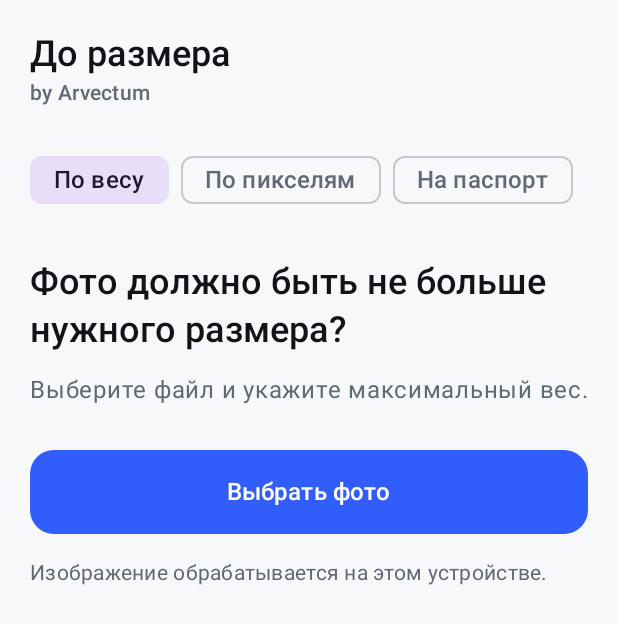
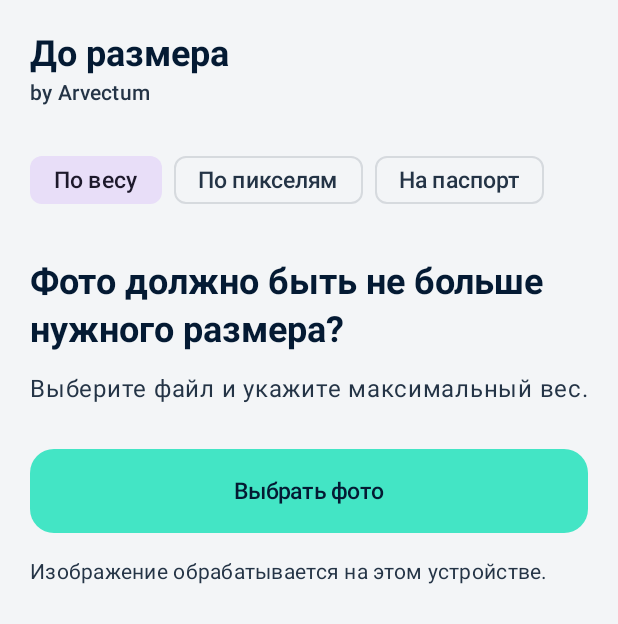
Before and after one commit to arvectum2/arvectum-tools, an Android app built with Jetpack Compose: the screen it shows after launch (MainActivity), on a phone screen of 412 x 824 dp. Shown: the top 624 px of the screen. Run offline under Robolectric (Android 15) with nearby library versions, the light colour scheme and no system bars.

Commit message:
ui: align color system with Arvectum brand guide v2

```diff
--- a/app/src/main/java/ru/arvectum/tools/tosize/ui/AppTheme.kt
+++ b/app/src/main/java/ru/arvectum/tools/tosize/ui/AppTheme.kt
@@ -10,56 +10,83 @@ import androidx.compose.ui.graphics.Color
 import androidx.compose.ui.text.font.FontWeight
 import androidx.compose.ui.unit.sp
 
+val ArvectumMint = Color(0xFF43E5C5)
+val ArvectumMintLight = Color(0xFF7AF1DD)
+val ArvectumDeepNavy = Color(0xFF041A33)
+val ArvectumGraphite = Color(0xFF243446)
+val ArvectumSoftGray = Color(0xFFF3F5F7)
+val ArvectumWhite = Color(0xFFFFFFFF)
+
 private val LightColors = lightColorScheme(
-    primary = Color(0xFF315EFB),
-    onPrimary = Color.White,
-    primaryContainer = Color(0xFFE9EEFF),
-    onPrimaryContainer = Color(0xFF17347F),
-    secondary = Color(0xFF616975),
-    background = Color(0xFFF7F8FA),
-    onBackground = Color(0xFF111318),
-    surface = Color(0xFFFFFFFF),
-    onSurface = Color(0xFF111318),
-    surfaceVariant = Color(0xFFF0F2F5),
-    onSurfaceVariant = Color(0xFF616975),
-    outline = Color(0xFFD9DEE6),
+    primary = ArvectumMint,
+    onPrimary = ArvectumDeepNavy,
+    primaryContainer = ArvectumMintLight,
+    onPrimaryContainer = ArvectumDeepNavy,
+    secondary = ArvectumGraphite,
+    onSecondary = ArvectumWhite,
+    background = ArvectumSoftGray,
+    onBackground = ArvectumDeepNavy,
+    surface = ArvectumWhite,
+    onSurface = ArvectumDeepNavy,
+    surfaceVariant = ArvectumSoftGray,
+    onSurfaceVariant = ArvectumGraphite,
+    outline = ArvectumGraphite.copy(alpha = 0.28f),
+    outlineVariant = ArvectumGraphite.copy(alpha = 0.14f),
     error = Color(0xFFB3261E),
+    onError = ArvectumWhite,
 )
 
 private val DarkColors = darkColorScheme(
-    primary = Color(0xFF7894FF),
-    onPrimary = Color(0xFF071A5C),
-    primaryContainer = Color(0xFF202B50),
-    onPrimaryContainer = Color(0xFFDDE4FF),
-    secondary = Color(0xFFA8B0BA),
-    background = Color(0xFF0D0F12),
-    onBackground = Color(0xFFF4F6F8),
-    surface = Color(0xFF15181D),
-    onSurface = Color(0xFFF4F6F8),
-    surfaceVariant = Color(0xFF1D2127),
-    onSurfaceVariant = Color(0xFFA8B0BA),
-    outline = Color(0xFF2B3139),
+    primary = ArvectumMint,
+    onPrimary = ArvectumDeepNavy,
+    primaryContainer = ArvectumGraphite,
+    onPrimaryContainer = ArvectumMintLight,
+    secondary = ArvectumMintLight,
+    onSecondary = ArvectumDeepNavy,
+    background = ArvectumDeepNavy,
+    onBackground = ArvectumWhite,
+    surface = ArvectumGraphite,
+    onSurface = ArvectumWhite,
+    surfaceVariant = ArvectumGraphite,
+    onSurfaceVariant = ArvectumSoftGray.copy(alpha = 0.74f),
+    outline = ArvectumMintLight.copy(alpha = 0.34f),
+    outlineVariant = ArvectumWhite.copy(alpha = 0.10f),
     error = Color(0xFFFFB4AB),
+    onError = Color(0xFF690005),
 )
 
 private val AppTypography = Typography().copy(
     headlineMedium = Typography().headlineMedium.copy(
-        fontSize = 32.sp,
-        fontWeight = FontWeight.SemiBold,
+        fontSize = 30.sp,
+        fontWeight = FontWeight.Bold,
     ),
     headlineSmall = Typography().headlineSmall.copy(
         fontSize = 24.sp,
+        fontWeight = FontWeight.Bold,
+    ),
+    titleLarge = Typography().titleLarge.copy(
+        fontSize = 20.sp,
         fontWeight = FontWeight.SemiBold,
     ),
     titleMedium = Typography().titleMedium.copy(
-        fontSize = 18.sp,
-        fontWeight = FontWeight.Medium,
+        fontSize = 17.sp,
+        fontWeight = FontWeight.SemiBold,
     ),
-    bodyLarge = Typography().bodyLarge.copy(fontSize = 16.sp),
-    bodyMedium = Typography().bodyMedium.copy(fontSize = 14.sp),
+    bodyLarge = Typography().bodyLarge.copy(
+        fontSize = 16.sp,
+        lineHeight = 23.sp,
+    ),
+    bodyMedium = Typography().bodyMedium.copy(
+        fontSize = 14.sp,
+        lineHeight = 20.sp,
+    ),
     labelLarge = Typography().labelLarge.copy(
-        fontSize = 16.sp,
-        fontWeight = FontWeight.Medium,
+        fontSize = 15.sp,
+        fontWeight = FontWeight.SemiBold,
+    ),
+    labelMedium = Typography().labelMedium.copy(
+        fontSize = 12.sp,
+        fontWeight = FontWeight.SemiBold,
     ),
 )
 
```
